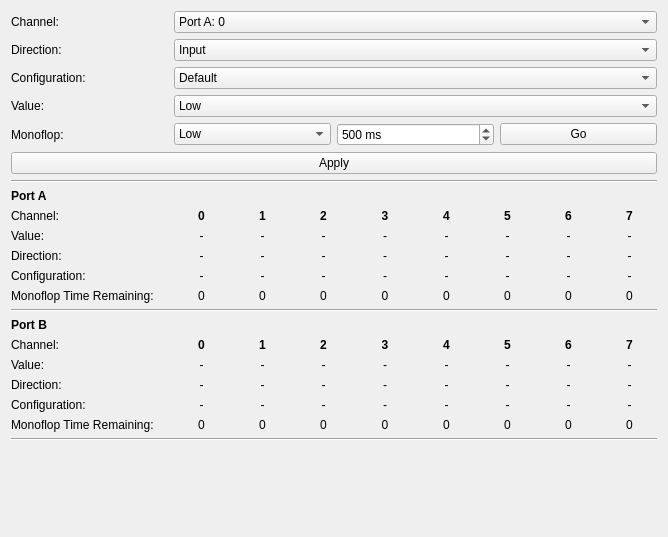
This is src/brickv/plugin_system/plugins/io16_v2/ui/io16_v2.ui in Tinkerforge/brickv as Qt 5 draws it before an edit. The edited form follows.
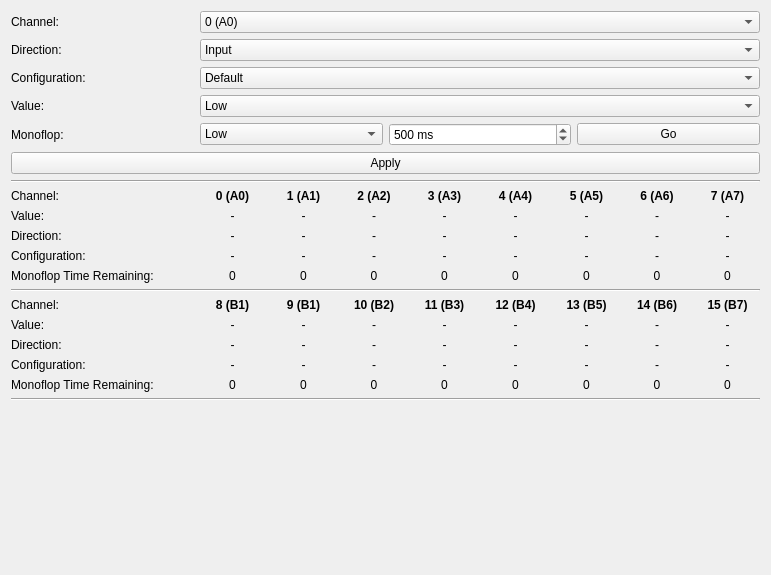
This is the edited form.

Commit message:
io16-v2: Use 0 to 15 as channel names instead of "Port X: Y" notation
Add a hint to the mismatching silk screen labels.

```diff
--- a/src/brickv/plugin_system/plugins/io16_v2/ui/io16_v2.ui
+++ b/src/brickv/plugin_system/plugins/io16_v2/ui/io16_v2.ui
@@ -6,8 +6,8 @@
    <rect>
     <x>0</x>
     <y>0</y>
-    <width>668</width>
-    <height>537</height>
+    <width>771</width>
+    <height>575</height>
    </rect>
   </property>
   <property name="windowTitle">
@@ -32,7 +32,7 @@
        </property>
       </widget>
      </item>
-     <item row="13" column="0" colspan="4">
+     <item row="12" column="0" colspan="4">
       <widget class="Line" name="line_2">
        <property name="orientation">
         <enum>Qt::Horizontal</enum>
@@ -78,7 +78,7 @@
       <widget class="QComboBox" name="cbox_cfg_ch">
        <item>
         <property name="text">
-         <string>Port A: 0</string>
+         <string>0 (A0)</string>
         </property>
        </item>
        <item>
@@ -172,7 +172,7 @@
        </item>
       </widget>
      </item>
-     <item row="16" column="0">
+     <item row="14" column="0">
       <widget class="QLabel" name="label_30">
        <property name="text">
         <string>Value:</string>
@@ -242,7 +242,7 @@
        </property>
       </widget>
      </item>
-     <item row="8" column="1" rowspan="5" colspan="3">
+     <item row="7" column="1" rowspan="5" colspan="3">
       <layout class="QGridLayout" name="gridLayout">
        <item row="3" column="2">
         <widget class="QLabel" name="lbl_st_ch2_cfg">
@@ -375,11 +375,14 @@
        </item>
        <item row="0" column="3">
         <widget class="QLabel" name="label_58">
-         <property name="text">
-          <string>&lt;html&gt;&lt;head/&gt;&lt;body&gt;&lt;p&gt;&lt;span style=&quot; font-weight:600;&quot;&gt;3&lt;/span&gt;&lt;/p&gt;&lt;/body&gt;&lt;/html&gt;</string>
+         <property name="font">
+          <font>
+           <weight>75</weight>
+           <bold>true</bold>
+          </font>
          </property>
-         <property name="textFormat">
-          <enum>Qt::RichText</enum>
+         <property name="text">
+          <string>3 (A3)</string>
          </property>
          <property name="alignment">
           <set>Qt::AlignCenter</set>
@@ -388,11 +391,14 @@
        </item>
        <item row="0" column="4">
         <widget class="QLabel" name="label">
-         <property name="text">
-          <string>&lt;html&gt;&lt;head/&gt;&lt;body&gt;&lt;p&gt;&lt;span style=&quot; font-weight:600;&quot;&gt;4&lt;/span&gt;&lt;/p&gt;&lt;/body&gt;&lt;/html&gt;</string>
+         <property name="font">
+          <font>
+           <weight>75</weight>
+           <bold>true</bold>
+          </font>
          </property>
-         <property name="textFormat">
-          <enum>Qt::RichText</enum>
+         <property name="text">
+          <string>4 (A4)</string>
          </property>
          <property name="alignment">
           <set>Qt::AlignCenter</set>
@@ -401,11 +407,14 @@
        </item>
        <item row="0" column="2">
         <widget class="QLabel" name="label_57">
-         <property name="text">
-          <string>&lt;html&gt;&lt;head/&gt;&lt;body&gt;&lt;p&gt;&lt;span style=&quot; font-weight:600;&quot;&gt;2&lt;/span&gt;&lt;/p&gt;&lt;/body&gt;&lt;/html&gt;</string>
+         <property name="font">
+          <font>
+           <weight>75</weight>
+           <bold>true</bold>
+          </font>
          </property>
-         <property name="textFormat">
-          <enum>Qt::RichText</enum>
+         <property name="text">
+          <string>2 (A2)</string>
          </property>
          <property name="alignment">
           <set>Qt::AlignCenter</set>
@@ -414,11 +423,14 @@
        </item>
        <item row="0" column="0">
         <widget class="QLabel" name="label_55">
-         <property name="text">
-          <string>&lt;html&gt;&lt;head/&gt;&lt;body&gt;&lt;p&gt;&lt;span style=&quot; font-weight:600;&quot;&gt;0&lt;/span&gt;&lt;/p&gt;&lt;/body&gt;&lt;/html&gt;</string>
+         <property name="font">
+          <font>
+           <weight>75</weight>
+           <bold>true</bold>
+          </font>
          </property>
-         <property name="textFormat">
-          <enum>Qt::RichText</enum>
+         <property name="text">
+          <string>0 (A0)</string>
          </property>
          <property name="alignment">
           <set>Qt::AlignCenter</set>
@@ -450,11 +462,14 @@
        </item>
        <item row="0" column="1">
         <widget class="QLabel" name="label_56">
-         <property name="text">
-          <string>&lt;html&gt;&lt;head/&gt;&lt;body&gt;&lt;p&gt;&lt;span style=&quot; font-weight:600;&quot;&gt;1&lt;/span&gt;&lt;/p&gt;&lt;/body&gt;&lt;/html&gt;</string>
+         <property name="font">
+          <font>
+           <weight>75</weight>
+           <bold>true</bold>
+          </font>
          </property>
-         <property name="textFormat">
-          <enum>Qt::RichText</enum>
+         <property name="text">
+          <string>1 (A1)</string>
          </property>
          <property name="alignment">
           <set>Qt::AlignCenter</set>
@@ -483,11 +498,14 @@
        </item>
        <item row="0" column="6">
         <widget class="QLabel" name="label_8">
-         <property name="text">
-          <string>&lt;html&gt;&lt;head/&gt;&lt;body&gt;&lt;p&gt;&lt;span style=&quot; font-weight:600;&quot;&gt;6&lt;/span&gt;&lt;/p&gt;&lt;/body&gt;&lt;/html&gt;</string>
+         <property name="font">
+          <font>
+           <weight>75</weight>
+           <bold>true</bold>
+          </font>
          </property>
-         <property name="textFormat">
-          <enum>Qt::RichText</enum>
+         <property name="text">
+          <string>6 (A6)</string>
          </property>
          <property name="alignment">
           <set>Qt::AlignCenter</set>
@@ -496,11 +514,14 @@
        </item>
        <item row="0" column="7">
         <widget class="QLabel" name="label_9">
-         <property name="text">
-          <string>&lt;html&gt;&lt;head/&gt;&lt;body&gt;&lt;p&gt;&lt;span style=&quot; font-weight:600;&quot;&gt;7&lt;/span&gt;&lt;/p&gt;&lt;/body&gt;&lt;/html&gt;</string>
+         <property name="font">
+          <font>
+           <weight>75</weight>
+           <bold>true</bold>
+          </font>
          </property>
-         <property name="textFormat">
-          <enum>Qt::RichText</enum>
+         <property name="text">
+          <string>7 (A7)</string>
          </property>
          <property name="alignment">
           <set>Qt::AlignCenter</set>
@@ -509,11 +530,14 @@
        </item>
        <item row="0" column="5">
         <widget class="QLabel" name="label_6">
-         <property name="text">
-          <string>&lt;html&gt;&lt;head/&gt;&lt;body&gt;&lt;p&gt;&lt;span style=&quot; font-weight:600;&quot;&gt;5&lt;/span&gt;&lt;/p&gt;&lt;/body&gt;&lt;/html&gt;</string>
+         <property name="font">
+          <font>
+           <weight>75</weight>
+           <bold>true</bold>
+          </font>
          </property>
-         <property name="textFormat">
-          <enum>Qt::RichText</enum>
+         <property name="text">
+          <string>5 (A5)</string>
          </property>
          <property name="alignment">
           <set>Qt::AlignCenter</set>
@@ -682,29 +706,25 @@
        </item>
       </layout>
      </item>
-     <item row="7" column="0" colspan="4">
-      <widget class="QLabel" name="label_27">
-       <property name="text">
-        <string>&lt;html&gt;&lt;head/&gt;&lt;body&gt;&lt;p&gt;&lt;span style=&quot; font-weight:600;&quot;&gt;Port A&lt;/span&gt;&lt;/p&gt;&lt;/body&gt;&lt;/html&gt;</string>
-       </property>
-       <property name="textFormat">
-        <enum>Qt::RichText</enum>
-       </property>
-      </widget>
-     </item>
-     <item row="10" column="0">
+     <item row="9" column="0">
       <widget class="QLabel" name="label_7">
        <property name="text">
         <string>Direction:</string>
        </property>
       </widget>
      </item>
-     <item row="15" column="1" rowspan="5" colspan="3">
+     <item row="13" column="1" rowspan="5" colspan="3">
       <layout class="QGridLayout" name="gridLayout_2">
        <item row="0" column="6">
         <widget class="QLabel" name="label_44">
+         <property name="font">
+          <font>
+           <weight>75</weight>
+           <bold>true</bold>
+          </font>
+         </property>
          <property name="text">
-          <string>&lt;html&gt;&lt;head/&gt;&lt;body&gt;&lt;p&gt;&lt;span style=&quot; font-weight:600;&quot;&gt;6&lt;/span&gt;&lt;/p&gt;&lt;/body&gt;&lt;/html&gt;</string>
+          <string>14 (B6)</string>
          </property>
          <property name="textFormat">
           <enum>Qt::RichText</enum>
@@ -716,11 +736,14 @@
        </item>
        <item row="0" column="1">
         <widget class="QLabel" name="label_39">
-         <property name="text">
-          <string>&lt;html&gt;&lt;head/&gt;&lt;body&gt;&lt;p&gt;&lt;span style=&quot; font-weight:600;&quot;&gt;1&lt;/span&gt;&lt;/p&gt;&lt;/body&gt;&lt;/html&gt;</string>
+         <property name="font">
+          <font>
+           <weight>75</weight>
+           <bold>true</bold>
+          </font>
          </property>
-         <property name="textFormat">
-          <enum>Qt::RichText</enum>
+         <property name="text">
+          <string>9 (B1)</string>
          </property>
          <property name="alignment">
           <set>Qt::AlignCenter</set>
@@ -729,11 +752,14 @@
        </item>
        <item row="0" column="2">
         <widget class="QLabel" name="label_40">
-         <property name="text">
-          <string>&lt;html&gt;&lt;head/&gt;&lt;body&gt;&lt;p&gt;&lt;span style=&quot; font-weight:600;&quot;&gt;2&lt;/span&gt;&lt;/p&gt;&lt;/body&gt;&lt;/html&gt;</string>
+         <property name="font">
+          <font>
+           <weight>75</weight>
+           <bold>true</bold>
+          </font>
          </property>
-         <property name="textFormat">
-          <enum>Qt::RichText</enum>
+         <property name="text">
+          <string>10 (B2)</string>
          </property>
          <property name="alignment">
           <set>Qt::AlignCenter</set>
@@ -742,24 +768,14 @@
        </item>
        <item row="0" column="3">
         <widget class="QLabel" name="label_41">
-         <property name="text">
-          <string>&lt;html&gt;&lt;head/&gt;&lt;body&gt;&lt;p&gt;&lt;span style=&quot; font-weight:600;&quot;&gt;3&lt;/span&gt;&lt;/p&gt;&lt;/body&gt;&lt;/html&gt;</string>
+         <property name="font">
+          <font>
+           <weight>75</weight>
+           <bold>true</bold>
+          </font>
          </property>
-         <property name="textFormat">
-          <enum>Qt::RichText</enum>
-         </property>
-         <property name="alignment">
-          <set>Qt::AlignCenter</set>
-         </property>
-        </widget>
-       </item>
-       <item row="0" column="0">
-        <widget class="QLabel" name="label_33">
          <property name="text">
-          <string>&lt;html&gt;&lt;head/&gt;&lt;body&gt;&lt;p&gt;&lt;span style=&quot; font-weight:600;&quot;&gt;0&lt;/span&gt;&lt;/p&gt;&lt;/body&gt;&lt;/html&gt;</string>
-         </property>
-         <property name="textFormat">
-          <enum>Qt::RichText</enum>
+          <string>11 (B3)</string>
          </property>
          <property name="alignment">
           <set>Qt::AlignCenter</set>
@@ -778,11 +794,14 @@
        </item>
        <item row="0" column="5">
         <widget class="QLabel" name="label_43">
-         <property name="text">
-          <string>&lt;html&gt;&lt;head/&gt;&lt;body&gt;&lt;p&gt;&lt;span style=&quot; font-weight:600;&quot;&gt;5&lt;/span&gt;&lt;/p&gt;&lt;/body&gt;&lt;/html&gt;</string>
+         <property name="font">
+          <font>
+           <weight>75</weight>
+           <bold>true</bold>
+          </font>
          </property>
-         <property name="textFormat">
-          <enum>Qt::RichText</enum>
+         <property name="text">
+          <string>13 (B5)</string>
          </property>
          <property name="alignment">
           <set>Qt::AlignCenter</set>
@@ -801,11 +820,14 @@
        </item>
        <item row="0" column="7">
         <widget class="QLabel" name="label_45">
-         <property name="text">
-          <string>&lt;html&gt;&lt;head/&gt;&lt;body&gt;&lt;p&gt;&lt;span style=&quot; font-weight:600;&quot;&gt;7&lt;/span&gt;&lt;/p&gt;&lt;/body&gt;&lt;/html&gt;</string>
+         <property name="font">
+          <font>
+           <weight>75</weight>
+           <bold>true</bold>
+          </font>
          </property>
-         <property name="textFormat">
-          <enum>Qt::RichText</enum>
+         <property name="text">
+          <string>15 (B7)</string>
          </property>
          <property name="alignment">
           <set>Qt::AlignCenter</set>
@@ -834,11 +856,14 @@
        </item>
        <item row="0" column="4">
         <widget class="QLabel" name="label_42">
-         <property name="text">
-          <string>&lt;html&gt;&lt;head/&gt;&lt;body&gt;&lt;p&gt;&lt;span style=&quot; font-weight:600;&quot;&gt;4&lt;/span&gt;&lt;/p&gt;&lt;/body&gt;&lt;/html&gt;</string>
+         <property name="font">
+          <font>
+           <weight>75</weight>
+           <bold>true</bold>
+          </font>
          </property>
-         <property name="textFormat">
-          <enum>Qt::RichText</enum>
+         <property name="text">
+          <string>12 (B4)</string>
          </property>
          <property name="alignment">
           <set>Qt::AlignCenter</set>
@@ -1125,75 +1150,81 @@
          </property>
         </widget>
        </item>
+       <item row="0" column="0">
+        <widget class="QLabel" name="label_33">
+         <property name="font">
+          <font>
+           <weight>75</weight>
+           <bold>true</bold>
+          </font>
+         </property>
+         <property name="text">
+          <string>8 (B1)</string>
+         </property>
+         <property name="alignment">
+          <set>Qt::AlignCenter</set>
+         </property>
+        </widget>
+       </item>
       </layout>
      </item>
-     <item row="20" column="0" colspan="4">
+     <item row="18" column="0" colspan="4">
       <widget class="Line" name="line_4">
        <property name="orientation">
         <enum>Qt::Horizontal</enum>
        </property>
       </widget>
      </item>
-     <item row="14" column="0" colspan="4">
-      <widget class="QLabel" name="label_28">
-       <property name="text">
-        <string>&lt;html&gt;&lt;head/&gt;&lt;body&gt;&lt;p&gt;&lt;span style=&quot; font-weight:600;&quot;&gt;Port B&lt;/span&gt;&lt;/p&gt;&lt;/body&gt;&lt;/html&gt;</string>
-       </property>
-       <property name="textFormat">
-        <enum>Qt::RichText</enum>
-       </property>
-      </widget>
-     </item>
-     <item row="9" column="0">
+     <item row="8" column="0">
       <widget class="QLabel" name="label_5">
        <property name="text">
         <string>Value:</string>
        </property>
       </widget>
      </item>
-     <item row="12" column="0">
-      <widget class="QLabel" name="label_15">
-       <property name="text">
-        <string>Monoflop Time Remaining:</string>
-       </property>
-      </widget>
-     </item>
      <item row="11" column="0">
+      <widget class="QLabel" name="label_15">
+       <property name="text">
+        <string>Monoflop Time Remaining:</string>
+       </property>
+      </widget>
+     </item>
+     <item row="10" column="0">
       <widget class="QLabel" name="label_4">
        <property name="text">
         <string>Configuration:</string>
        </property>
       </widget>
      </item>
-     <item row="8" column="0">
+     <item row="7" column="0">
       <widget class="QLabel" name="label_53">
        <property name="text">
         <string>Channel:</string>
        </property>
       </widget>
      </item>
-     <item row="15" column="0">
+     <item row="13" column="0">
       <widget class="QLabel" name="label_29">
        <property name="text">
         <string>Channel:</string>
        </property>
       </widget>
      </item>
-     <item row="18" column="0">
+     <item row="16" column="0">
       <widget class="QLabel" name="label_32">
        <property name="text">
         <string>Configuration:</string>
        </property>
       </widget>
      </item>
-     <item row="19" column="0">
-      <widget class="QLabel" name="label_35">
-       <property name="text">
-        <string>Monoflop Time Remaining:</string>
-       </property>
-      </widget>
-     </item>
      <item row="17" column="0">
+      <widget class="QLabel" name="label_35">
+       <property name="text">
+        <string>Monoflop Time Remaining:</string>
+       </property>
+      </widget>
+     </item>
+     <item row="15" column="0">
       <widget class="QLabel" name="label_31">
        <property name="text">
         <string>Direction:</string>
```
Left out of the diff: 30 changed lines with no effect on the pictures.
